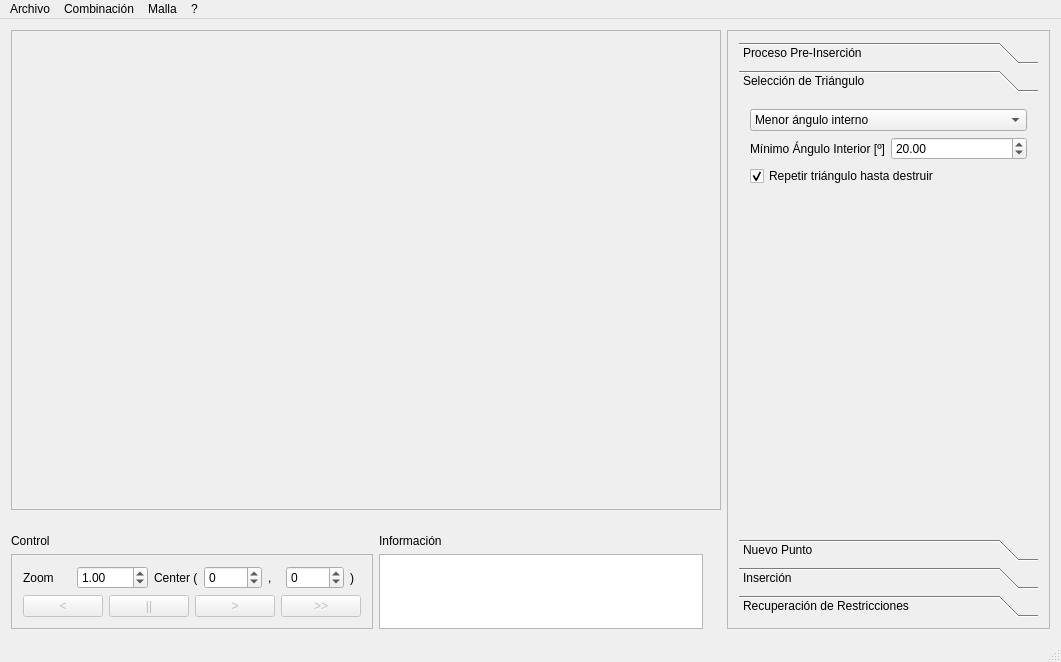
Old version of the form gui/forms/MainWindow.ui in the repository afaundez/mesh-suite.
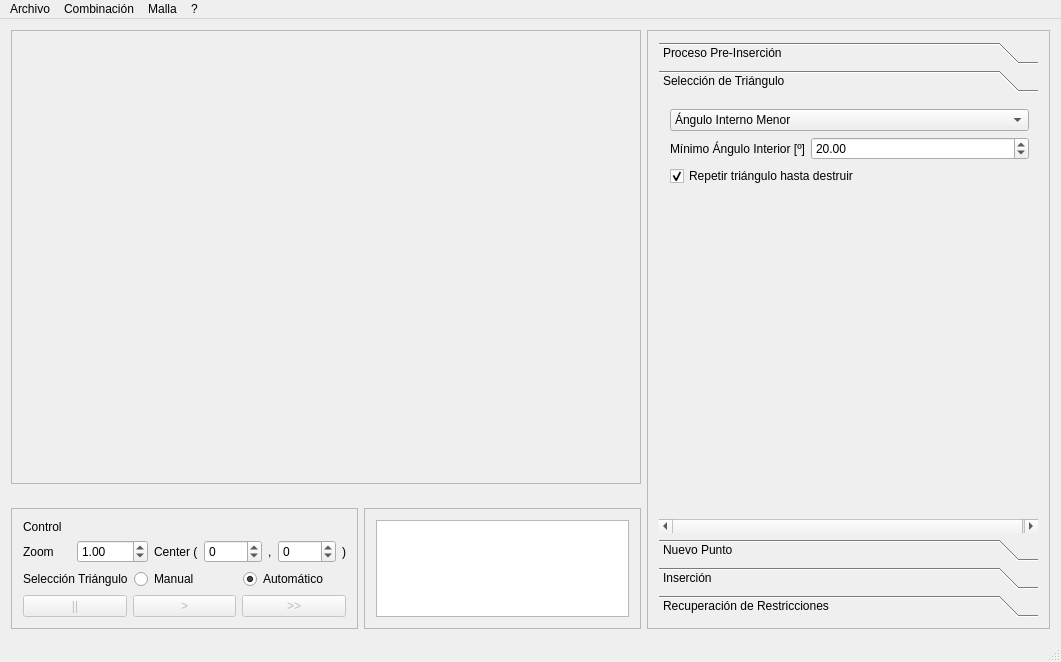
New version of the form. The open tabs and pages were chosen to show the change.

The edit to the form file:
```diff
--- a/gui/forms/MainWindow.ui
+++ b/gui/forms/MainWindow.ui
@@ -21,8 +21,8 @@
   </property>
   <widget class="QWidget" name="centralWidget">
    <layout class="QGridLayout" name="gridLayout_4">
-    <item row="0" column="0" colspan="5">
-     <widget class="QFrame" name="glFrame">
+    <item row="0" column="0" colspan="2">
+     <widget class="QFrame" name="viewerFrame">
       <property name="frameShape">
        <enum>QFrame::StyledPanel</enum>
       </property>
@@ -49,7 +49,7 @@
       </layout>
      </widget>
     </item>
-    <item row="0" column="5" rowspan="7">
+    <item row="0" column="5" rowspan="6">
      <widget class="QFrame" name="optionFrame">
       <property name="frameShape">
        <enum>QFrame::StyledPanel</enum>
@@ -64,14 +64,14 @@
           <bool>true</bool>
          </property>
          <property name="currentIndex">
-          <number>2</number>
+          <number>0</number>
          </property>
          <widget class="QWidget" name="preProcessPage">
           <property name="geometry">
            <rect>
             <x>0</x>
             <y>0</y>
-            <width>295</width>
+            <width>362</width>
             <height>434</height>
            </rect>
           </property>
@@ -113,68 +113,65 @@
            <rect>
             <x>0</x>
             <y>0</y>
-            <width>306</width>
-            <height>434</height>
+            <width>426</width>
+            <height>100</height>
            </rect>
           </property>
           <attribute name="label">
            <string>Selección de Triángulo</string>
           </attribute>
-          <layout class="QFormLayout" name="formLayout_7">
-           <property name="fieldGrowthPolicy">
-            <enum>QFormLayout::AllNonFixedFieldsGrow</enum>
-           </property>
-           <item row="1" column="0" colspan="2">
+          <layout class="QFormLayout" name="formLayout_5">
+           <item row="0" column="0" colspan="2">
             <widget class="QComboBox" name="automaticTriangleSelectionComboBox">
              <property name="enabled">
               <bool>true</bool>
              </property>
              <item>
               <property name="text">
-               <string>Menor ángulo interno</string>
+               <string>Ángulo Interno Menor</string>
               </property>
              </item>
              <item>
               <property name="text">
-               <string>Menor longitud de arista</string>
+               <string>Arista Más Pequeña</string>
               </property>
              </item>
              <item>
               <property name="text">
-               <string>Menor ángulo interno, Aristas restrigidas</string>
+               <string>Arista Más Pequeña, Prioridad Bordes y Aristas Restringidas</string>
               </property>
              </item>
              <item>
               <property name="text">
-               <string>Menor Circumcentro</string>
+               <string>Menor Circunradio</string>
               </property>
              </item>
             </widget>
            </item>
-           <item row="4" column="0" colspan="2">
-            <widget class="QCheckBox" name="repeatSelectedTriangleCheckBox">
-             <property name="text">
-              <string>Repetir triángulo hasta destruir</string>
-             </property>
-             <property name="checked">
-              <bool>true</bool>
-             </property>
-            </widget>
-           </item>
-           <item row="3" column="1">
-            <widget class="QDoubleSpinBox" name="automaticTriangleSelectionDoubleSpinBox">
-             <property name="value">
-              <double>20.000000000000000</double>
-             </property>
-            </widget>
-           </item>
-           <item row="3" column="0">
+           <item row="1" column="0">
             <widget class="QLabel" name="label_2">
              <property name="text">
               <string>Mínimo Ángulo Interior [º]</string>
              </property>
             </widget>
            </item>
+           <item row="1" column="1">
+            <widget class="QDoubleSpinBox" name="automaticTriangleSelectionDoubleSpinBox">
+             <property name="value">
+              <double>20.000000000000000</double>
+             </property>
+            </widget>
+           </item>
+           <item row="2" column="0" colspan="2">
+            <widget class="QCheckBox" name="repeatSelectedTriangleCheckBox">
+             <property name="text">
+              <string>Repetir triángulo hasta destruir</string>
+             </property>
+             <property name="checked">
+              <bool>true</bool>
+             </property>
+            </widget>
+           </item>
           </layout>
          </widget>
          <widget class="QWidget" name="newPointPage">
@@ -182,8 +179,8 @@
            <rect>
             <x>0</x>
             <y>0</y>
-            <width>340</width>
-            <height>434</height>
+            <width>192</width>
+            <height>70</height>
            </rect>
           </property>
           <attribute name="label">
@@ -215,21 +212,26 @@
                <string>Ruppert</string>
               </property>
              </item>
+             <item>
+              <property name="text">
+               <string>Lepp-Delaunay</string>
+              </property>
+             </item>
              <item>
               <property name="text">
                <string>Lepp-Centroide</string>
               </property>
              </item>
+             <item>
+              <property name="text">
+               <string>Üngor</string>
+              </property>
+             </item>
              <item>
               <property name="text">
                <string>Lepp-Ruppert</string>
               </property>
              </item>
-             <item>
-              <property name="text">
-               <string>Off-Center</string>
-              </property>
-             </item>
             </widget>
            </item>
           </layout>
@@ -239,8 +241,8 @@
            <rect>
             <x>0</x>
             <y>0</y>
-            <width>295</width>
-            <height>434</height>
+            <width>205</width>
+            <height>43</height>
            </rect>
           </property>
           <attribute name="label">
@@ -279,8 +281,8 @@
            <rect>
             <x>0</x>
             <y>0</y>
-            <width>295</width>
-            <height>434</height>
+            <width>204</width>
+            <height>43</height>
            </rect>
           </property>
           <attribute name="label">
@@ -313,7 +315,7 @@
       </layout>
      </widget>
     </item>
-    <item row="5" column="0" rowspan="2">
+    <item row="4" column="0" rowspan="2">
      <widget class="QFrame" name="controlFrame">
       <property name="frameShape">
        <enum>QFrame::StyledPanel</enum>
@@ -321,9 +323,14 @@
       <property name="frameShadow">
        <enum>QFrame::Raised</enum>
       </property>
-      <layout class="QGridLayout" name="gridLayout">
-       <item row="0" column="0">
-        <layout class="QVBoxLayout" name="verticalLayout_2">
+      <layout class="QVBoxLayout" name="verticalLayout">
+       <item>
+        <widget class="QLabel" name="infoControl">
+         <property name="text">
+          <string>Control</string>
+         </property>
+        </widget>
+       </item>
          <item>
           <layout class="QHBoxLayout" name="horizontalLayout_3">
            <item>
@@ -395,18 +402,36 @@
            </item>
           </layout>
          </item>
+       <item>
+        <layout class="QHBoxLayout" name="horizontalLayout">
+         <item>
+          <widget class="QLabel" name="selectionTriangleLabel">
+           <property name="text">
+            <string>Selección Triángulo</string>
+           </property>
+          </widget>
+         </item>
+         <item>
+          <widget class="QRadioButton" name="manualRadioButton">
+           <property name="text">
+            <string>Manual</string>
+           </property>
+          </widget>
+         </item>
+         <item>
+          <widget class="QRadioButton" name="automaticRadioButton">
+           <property name="text">
+            <string>Automático</string>
+           </property>
+           <property name="checked">
+            <bool>true</bool>
+           </property>
+          </widget>
+         </item>
+        </layout>
+       </item>
          <item>
           <layout class="QHBoxLayout" name="horizontalLayout_2">
-           <item>
-            <widget class="QPushButton" name="unRefineOnceButton">
-             <property name="enabled">
-              <bool>false</bool>
-             </property>
-             <property name="text">
-              <string>&lt;</string>
-             </property>
-            </widget>
-           </item>
            <item>
             <widget class="QPushButton" name="stopButton">
              <property name="enabled">
@@ -440,19 +465,19 @@
           </layout>
          </item>
         </layout>
-       </item>
-      </layout>
      </widget>
     </item>
-    <item row="4" column="0">
-     <widget class="QLabel" name="infoControl">
-      <property name="text">
-       <string>Control</string>
+    <item row="4" column="1" rowspan="2">
+     <widget class="QFrame" name="frame">
+      <property name="frameShape">
+       <enum>QFrame::StyledPanel</enum>
       </property>
-     </widget>
-    </item>
-    <item row="5" column="1" rowspan="2">
-     <widget class="QPlainTextEdit" name="infoPlainTextEdit">
+      <property name="frameShadow">
+       <enum>QFrame::Raised</enum>
+      </property>
+      <layout class="QGridLayout" name="gridLayout">
+       <item row="0" column="0" rowspan="3" colspan="2">
+        <widget class="QTextEdit" name="infoTextEdit">
       <property name="sizePolicy">
        <sizepolicy hsizetype="Expanding" vsizetype="Ignored">
         <horstretch>0</horstretch>
@@ -461,11 +486,7 @@
       </property>
      </widget>
     </item>
-    <item row="4" column="1">
-     <widget class="QLabel" name="infoLabel">
-      <property name="text">
-       <string>Información</string>
-      </property>
+      </layout>
      </widget>
     </item>
    </layout>
```
Lines whose indentation alone changed are shown as unchanged.
